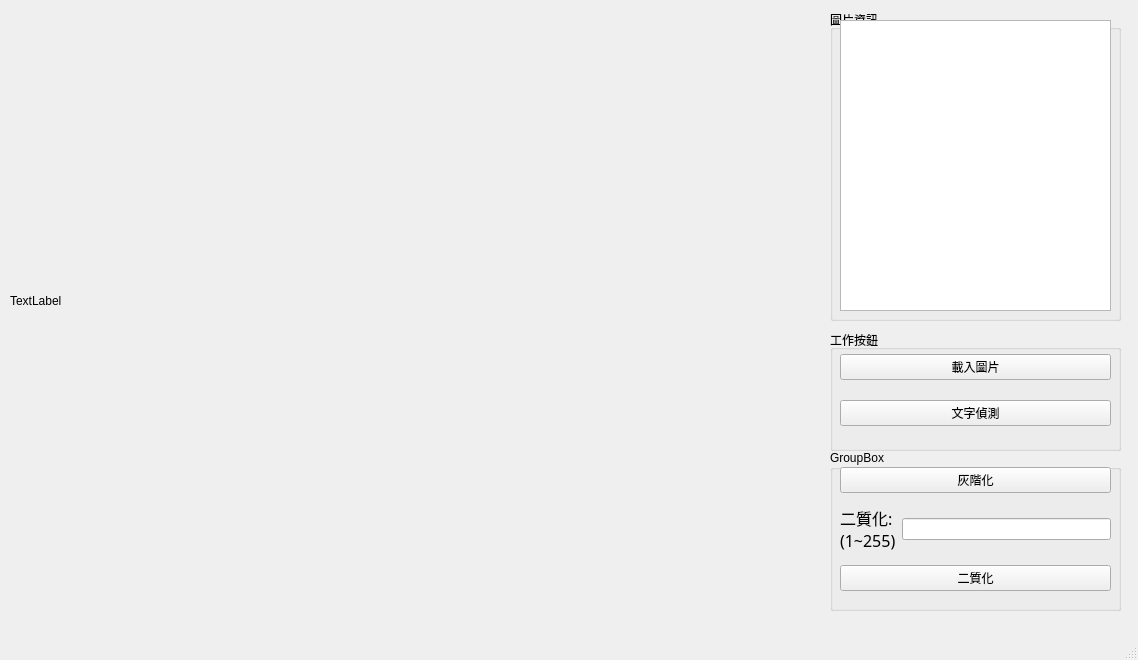
This is pyqtui.ui in oldjeff131/opencv-finalexam as Qt 5 draws it before an edit. The edited form follows.
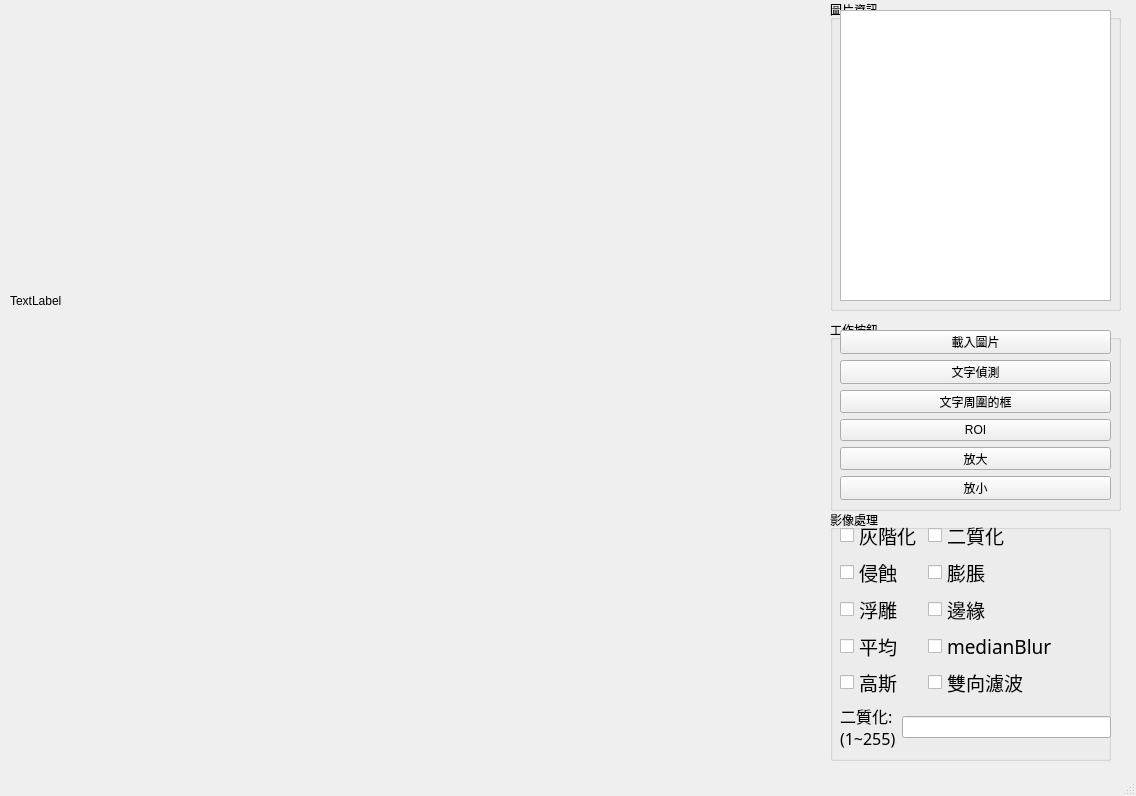
This is the edited form.

Commit message: renew ui & add some filter

```diff
--- a/pyqtui.ui
+++ b/pyqtui.ui
@@ -6,8 +6,8 @@
    <rect>
     <x>0</x>
     <y>0</y>
-    <width>1138</width>
-    <height>660</height>
+    <width>1136</width>
+    <height>796</height>
    </rect>
   </property>
   <property name="windowTitle">
@@ -31,7 +31,7 @@
     <property name="geometry">
      <rect>
       <x>830</x>
-      <y>10</y>
+      <y>0</y>
       <width>291</width>
       <height>311</height>
      </rect>
@@ -54,9 +54,9 @@
     <property name="geometry">
      <rect>
       <x>830</x>
-      <y>330</y>
+      <y>320</y>
       <width>291</width>
-      <height>121</height>
+      <height>191</height>
      </rect>
     </property>
     <property name="title">
@@ -68,7 +68,7 @@
        <x>10</x>
        <y>10</y>
        <width>271</width>
-       <height>101</height>
+       <height>170</height>
       </rect>
      </property>
      <layout class="QVBoxLayout" name="verticalLayout">
@@ -86,6 +86,34 @@
         </property>
        </widget>
       </item>
+      <item>
+       <widget class="QPushButton" name="pushButton">
+        <property name="text">
+         <string>文字周圍的框</string>
+        </property>
+       </widget>
+      </item>
+      <item>
+       <widget class="QPushButton" name="ROIpushButton">
+        <property name="text">
+         <string>ROI</string>
+        </property>
+       </widget>
+      </item>
+      <item>
+       <widget class="QPushButton" name="bigpushButton_3">
+        <property name="text">
+         <string>放大</string>
+        </property>
+       </widget>
+      </item>
+      <item>
+       <widget class="QPushButton" name="smallpushButton_4">
+        <property name="text">
+         <string>放小</string>
+        </property>
+       </widget>
+      </item>
      </layout>
     </widget>
    </widget>
@@ -93,13 +121,13 @@
     <property name="geometry">
      <rect>
       <x>830</x>
-      <y>450</y>
-      <width>291</width>
-      <height>161</height>
+      <y>510</y>
+      <width>281</width>
+      <height>251</height>
      </rect>
     </property>
     <property name="title">
-     <string>GroupBox</string>
+     <string>影像處理</string>
     </property>
     <widget class="QWidget" name="verticalLayoutWidget_2">
      <property name="geometry">
@@ -107,16 +135,143 @@
        <x>10</x>
        <y>10</y>
        <width>271</width>
-       <height>141</height>
+       <height>230</height>
       </rect>
      </property>
-     <layout class="QVBoxLayout" name="verticalLayout_2" stretch="4,0,4">
+     <layout class="QVBoxLayout" name="verticalLayout_2" stretch="1,0">
       <item>
-       <widget class="QPushButton" name="GrayButton">
-        <property name="text">
-         <string>灰階化</string>
-        </property>
-       </widget>
+       <layout class="QFormLayout" name="formLayout">
+        <item row="0" column="0">
+         <widget class="QCheckBox" name="graycheckBox">
+          <property name="font">
+           <font>
+            <family>Adobe Devanagari</family>
+            <pointsize>14</pointsize>
+           </font>
+          </property>
+          <property name="text">
+           <string>灰階化</string>
+          </property>
+         </widget>
+        </item>
+        <item row="0" column="1">
+         <widget class="QCheckBox" name="thresholdcheckBox">
+          <property name="font">
+           <font>
+            <family>Adobe Devanagari</family>
+            <pointsize>14</pointsize>
+           </font>
+          </property>
+          <property name="text">
+           <string>二質化</string>
+          </property>
+         </widget>
+        </item>
+        <item row="1" column="0">
+         <widget class="QCheckBox" name="ErosioncheckBox">
+          <property name="font">
+           <font>
+            <family>Adobe Devanagari</family>
+            <pointsize>14</pointsize>
+           </font>
+          </property>
+          <property name="text">
+           <string>侵蝕</string>
+          </property>
+         </widget>
+        </item>
+        <item row="1" column="1">
+         <widget class="QCheckBox" name="DilationcheckBox">
+          <property name="font">
+           <font>
+            <family>Adobe Devanagari</family>
+            <pointsize>14</pointsize>
+           </font>
+          </property>
+          <property name="text">
+           <string>膨脹</string>
+          </property>
+         </widget>
+        </item>
+        <item row="2" column="0">
+         <widget class="QCheckBox" name="EmbosscheckBox">
+          <property name="font">
+           <font>
+            <family>Adobe Devanagari</family>
+            <pointsize>14</pointsize>
+           </font>
+          </property>
+          <property name="text">
+           <string>浮雕</string>
+          </property>
+         </widget>
+        </item>
+        <item row="2" column="1">
+         <widget class="QCheckBox" name="CannycheckBox">
+          <property name="font">
+           <font>
+            <family>Adobe Devanagari</family>
+            <pointsize>14</pointsize>
+           </font>
+          </property>
+          <property name="text">
+           <string>邊緣</string>
+          </property>
+         </widget>
+        </item>
+        <item row="4" column="0">
+         <widget class="QCheckBox" name="GaussiacheckBox">
+          <property name="font">
+           <font>
+            <family>Adobe Devanagari</family>
+            <pointsize>14</pointsize>
+           </font>
+          </property>
+          <property name="text">
+           <string>高斯</string>
+          </property>
+         </widget>
+        </item>
+        <item row="3" column="0">
+         <widget class="QCheckBox" name="averagingcheckBox">
+          <property name="font">
+           <font>
+            <family>Adobe Devanagari</family>
+            <pointsize>14</pointsize>
+           </font>
+          </property>
+          <property name="text">
+           <string>平均</string>
+          </property>
+         </widget>
+        </item>
+        <item row="3" column="1">
+         <widget class="QCheckBox" name="medianBlurcheckBox">
+          <property name="font">
+           <font>
+            <family>Adobe Devanagari</family>
+            <pointsize>14</pointsize>
+           </font>
+          </property>
+          <property name="text">
+           <string>medianBlur</string>
+          </property>
+         </widget>
+        </item>
+        <item row="4" column="1">
+         <widget class="QCheckBox" name="BilateralcheckBox">
+          <property name="font">
+           <font>
+            <family>Adobe Devanagari</family>
+            <pointsize>14</pointsize>
+           </font>
+          </property>
+          <property name="text">
+           <string>雙向濾波</string>
+          </property>
+         </widget>
+        </item>
+       </layout>
       </item>
       <item>
        <layout class="QHBoxLayout" name="horizontalLayout" stretch="0,0">
@@ -142,13 +297,6 @@
         </item>
        </layout>
       </item>
-      <item>
-       <widget class="QPushButton" name="thresholdButton">
-        <property name="text">
-         <string>二質化</string>
-        </property>
-       </widget>
-      </item>
      </layout>
     </widget>
    </widget>
```
Left out of the diff: 2 changed lines with no effect on the pictures. The commit also changes 4 other files.
